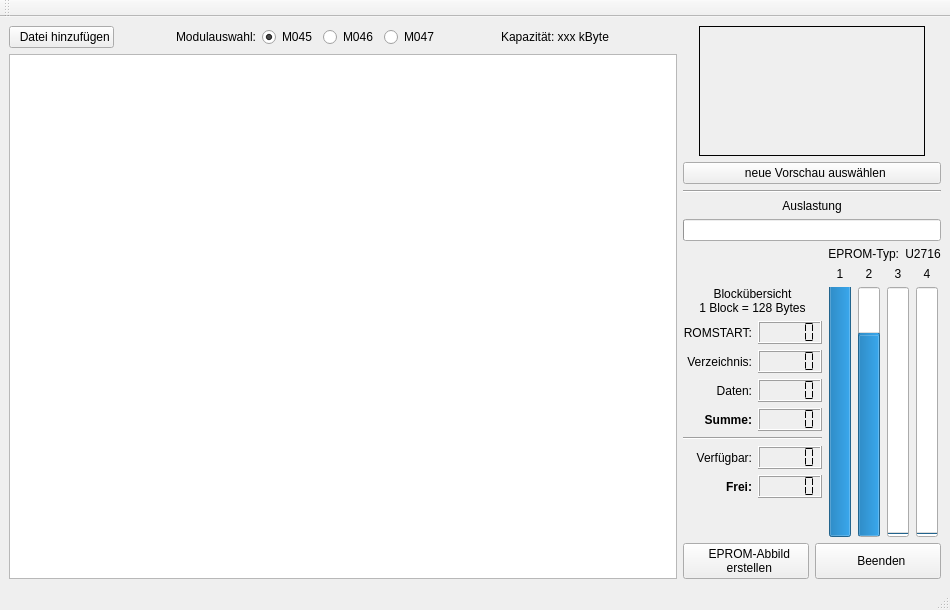
Before: the Qt Designer form EPROM-Generator/qtprogramm.ui in boert/KC85__M037_segmented_ROM, drawn with Qt 5.
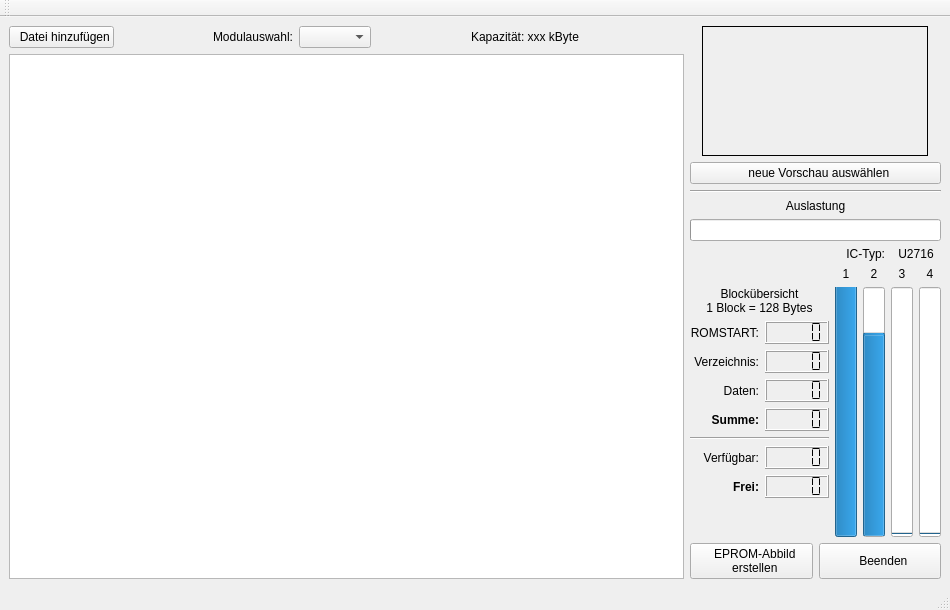
After: the same form once the commit is applied.

Diff of the .ui file:
```diff
--- a/EPROM-Generator/qtprogramm.ui
+++ b/EPROM-Generator/qtprogramm.ui
@@ -47,28 +47,7 @@
          </widget>
         </item>
         <item>
-         <widget class="QRadioButton" name="rb_M045">
-          <property name="text">
-           <string>M045</string>
-          </property>
-          <property name="checked">
-           <bool>true</bool>
-          </property>
-         </widget>
-        </item>
-        <item>
-         <widget class="QRadioButton" name="rb_M046">
-          <property name="text">
-           <string>M046</string>
-          </property>
-         </widget>
-        </item>
-        <item>
-         <widget class="QRadioButton" name="rb_M047">
-          <property name="text">
-           <string>M047</string>
-          </property>
-         </widget>
+         <widget class="QComboBox" name="cb_modul"/>
         </item>
         <item>
          <spacer name="horizontalSpacer_2">
@@ -410,7 +389,7 @@
             <item>
              <widget class="QLabel" name="lbl_eprom">
               <property name="text">
-               <string>EPROM-Typ:</string>
+               <string>IC-Typ:</string>
               </property>
               <property name="alignment">
                <set>Qt::AlignRight|Qt::AlignTrailing|Qt::AlignVCenter</set>
```
